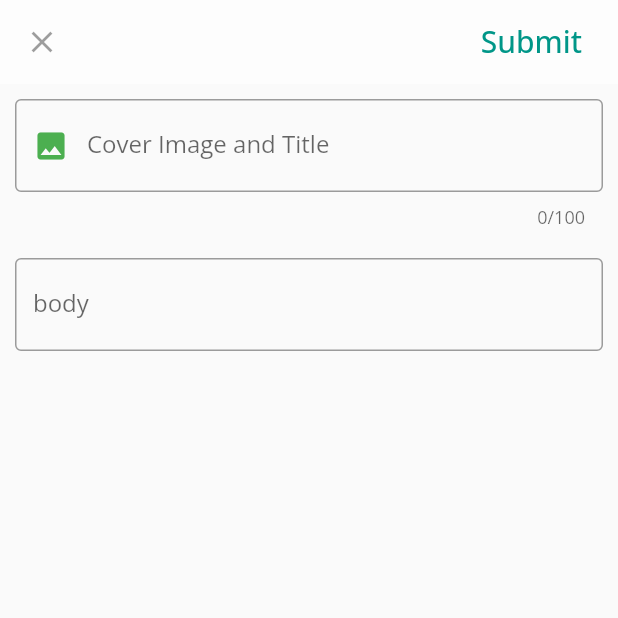
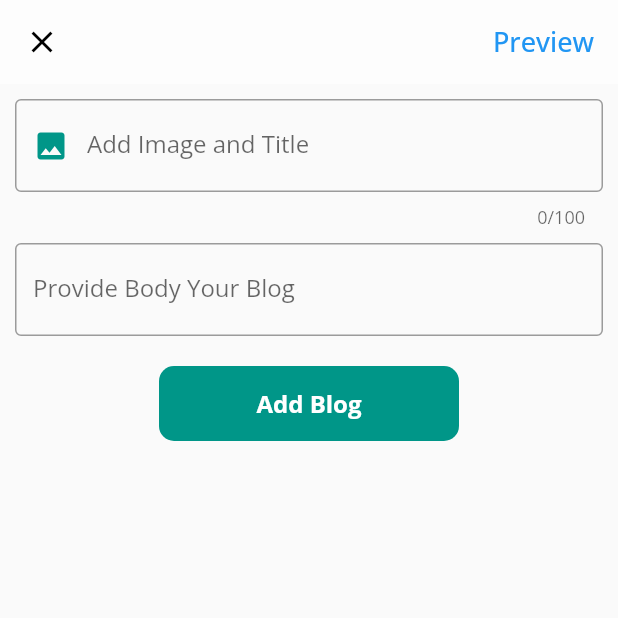
Before and after one commit to prabeshpathak/recipe-me, a Flutter app: the AddBlog screen opened directly, on a phone screen of 412 x 824 dp, the top half of it. Run offline on Flutter 3.47's test engine with Material 2 defaults, Android fonts, the phone set to English and light mode, and no system bars; our stand-ins replace flutter_secure_storage, google_fonts, image_picker, logger; accounts and stored records are empty.

Commit message:
changed blog routes

```diff
--- a/lib/blog/addBlog.dart
+++ b/lib/blog/addBlog.dart
@@ -8,108 +8,151 @@ class AddBlog extends StatefulWidget {
 }
 
 class _AddBlogState extends State<AddBlog> {
+  final _globalkey = GlobalKey<FormState>();
+  TextEditingController _title = TextEditingController();
+  TextEditingController _body = TextEditingController();
+  ImagePicker _picker = ImagePicker();
   late PickedFile _imageFile;
-  final ImagePicker _picker = ImagePicker();
-  IconData icon = Icons.image;
+  IconData iconphoto = Icons.image;
   @override
   Widget build(BuildContext context) {
     return Scaffold(
       appBar: AppBar(
+        backgroundColor: Colors.white54,
         elevation: 0,
-        backgroundColor: Colors.white54,
-        leading: IconButton(icon: Icon(Icons.clear), onPressed: null),
+        leading: IconButton(
+            icon: Icon(
+              Icons.clear,
+              color: Colors.black,
+            ),
+            onPressed: () {
+              Navigator.pop(context);
+            }),
         actions: <Widget>[
-          Padding(
-            padding: const EdgeInsets.all(8.0),
-            child: FlatButton(
+          FlatButton(
               onPressed: null,
               child: Text(
-                  "Submit",
-                  style: TextStyle(color: Colors.teal, fontSize: 20),
-                )),
-          )
+                "Preview",
+                style: TextStyle(fontSize: 18, color: Colors.blue),
+              ))
         ],
       ),
-      body: SingleChildScrollView(
-        child: Column(
+      body: Form(
+        key: _globalkey,
+        child: ListView(
           children: <Widget>[
-            textField(),
-            textField2(),
+            titleTextField(),
+            bodyTextField(),
+            SizedBox(
+              height: 20,
+            ),
+            addButton(),
           ],
         ),
       ),
     );
   }
 
-  Widget textField() {
+  Widget titleTextField() {
     return Padding(
-      padding: const EdgeInsets.symmetric(horizontal: 10, vertical: 10),
+      padding: const EdgeInsets.symmetric(
+        horizontal: 10,
+        vertical: 10,
+      ),
       child: TextFormField(
-        // controller: _name,
+        controller: _title,
         validator: (value) {
-          if (value!.isEmpty) return "Name can't be empty";
-
+          if (value!.isEmpty) {
+            return "Title can't be empty";
+          } else if (value.length > 100) {
+            return "Title length should be <=100";
+          }
           return null;
         },
-        maxLength: 100,
-        maxLines: null,
         decoration: InputDecoration(
-          prefixIcon: IconButton(
-              icon: Icon(
-                icon,
-                color: Colors.green,
-              ),
-              onPressed: takePhoto),
           border: OutlineInputBorder(
             borderSide: BorderSide(
               color: Colors.teal,
-          )),
+            ),
+          ),
           focusedBorder: OutlineInputBorder(
             borderSide: BorderSide(
               color: Colors.orange,
               width: 2,
+            ),
+          ),
+          labelText: "Add Image and Title",
+          prefixIcon: IconButton(
+            icon: Icon(
+              iconphoto,
+              color: Colors.teal,
+            ),
+            onPressed: takeCoverPhoto,
+          ),
+        ),
+        maxLength: 100,
+        maxLines: null,
+      ),
+    );
+  }
+
+  Widget bodyTextField() {
+    return Padding(
+      padding: const EdgeInsets.symmetric(
+        horizontal: 10,
+      ),
+      child: TextFormField(
+        controller: _body,
+        validator: (value) {
+          if (value!.isEmpty) {
+            return "Body can't be empty";
+          }
+          return null;
+        },
+        decoration: InputDecoration(
+          border: OutlineInputBorder(
+            borderSide: BorderSide(
+              color: Colors.teal,
+            ),
+          ),
+          focusedBorder: OutlineInputBorder(
+            borderSide: BorderSide(
+              color: Colors.orange,
+              width: 2,
+            ),
+          ),
+          labelText: "Provide Body Your Blog",
+        ),
+        maxLines: null,
+      ),
+    );
+  }
+
+  Widget addButton() {
+    return InkWell(
+      onTap: () {},
+      child: Center(
+        child: Container(
+          height: 50,
+          width: 200,
+          decoration: BoxDecoration(
+              borderRadius: BorderRadius.circular(10), color: Colors.teal),
+          child: Center(
+              child: Text(
+            "Add Blog",
+            style: TextStyle(
+                color: Colors.white, fontSize: 16, fontWeight: FontWeight.bold),
           )),
-          labelText: "Cover Image and Title",
         ),
       ),
     );
   }
 
-  Widget textField2() {
-    return Padding(
-      padding: const EdgeInsets.symmetric(horizontal: 10, vertical: 10),
-      child: TextFormField(
-        // controller: _name,
-        validator: (value) {
-          if (value!.isEmpty) return "Name can't be empty";
-
-          return null;
-        },
-        // maxLength: 100,
-        maxLines: null,
-        decoration: InputDecoration(
-          border: OutlineInputBorder(
-              borderSide: BorderSide(
-            color: Colors.teal,
-          )),
-          focusedBorder: OutlineInputBorder(
-              borderSide: BorderSide(
-            color: Colors.orange,
-            width: 2,
-          )),
-          labelText: "body",
-        ),
-      ),
-    );
-  }
-
-  void takePhoto() async {
-    final pickedFile = await _picker.getImage(
-      source: ImageSource.gallery,
-    );
+  void takeCoverPhoto() async {
+    final coverPhoto = await _picker.getImage(source: ImageSource.gallery);
     setState(() {
-      _imageFile = pickedFile!;
-      icon = Icons.check_box;
+      _imageFile = coverPhoto!;
+      iconphoto = Icons.check_box;
     });
   }
 }
--- a/lib/main.dart
+++ b/lib/main.dart
@@ -1,4 +1,5 @@
 import 'package:flutter/material.dart';
+import 'package:recipe_app_flutter/blog/addBlog.dart';
 import 'package:recipe_app_flutter/pages/LoadingPage.dart';
 import 'package:recipe_app_flutter/pages/SignUp.dart';
 import "package:recipe_app_flutter/pages/HomePage.dart";
--- a/lib/pages/HomePage.dart
+++ b/lib/pages/HomePage.dart
@@ -1,6 +1,8 @@
 import 'package:flutter/material.dart';
 import 'package:recipe_app_flutter/screen/HomeScreen.dart';
 import 'package:recipe_app_flutter/profile/ProfileScreen.dart';
+
+import '../blog/addBlog.dart';
 
 class HomePage extends StatefulWidget {
   @override
@@ -52,7 +54,10 @@ class _HomePageState extends State<HomePage> {
       floatingActionButtonLocation: FloatingActionButtonLocation.centerDocked,
       floatingActionButton: FloatingActionButton(
         backgroundColor: Colors.teal,
-        onPressed: () {},
+        onPressed: () {
+          Navigator.of(context)
+              .push(MaterialPageRoute(builder: (context) => AddBlog()));
+        },
         child: Text(
           "+",
           style: TextStyle(fontSize: 40),
```
Lines whose indentation alone changed are shown as unchanged.
